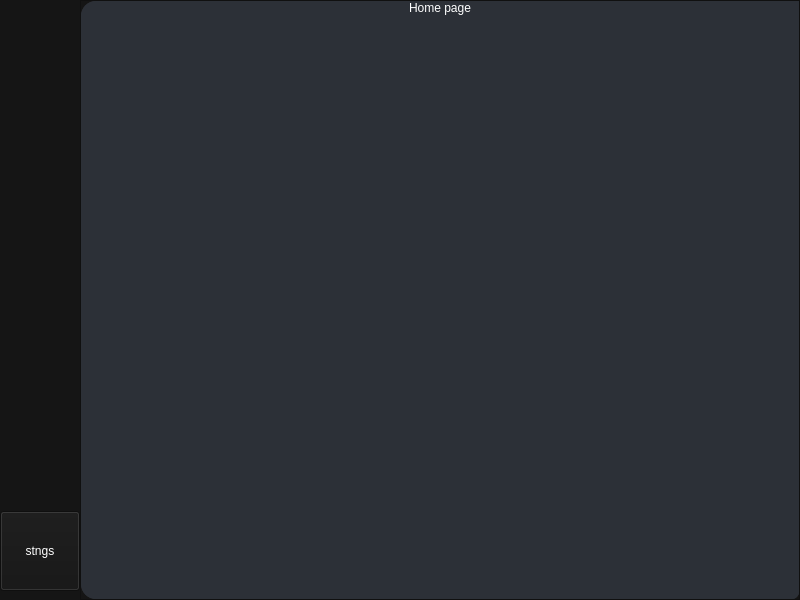
Qt form cf-mainwindow.ui (command-flow-team/command-flow) before a commit.
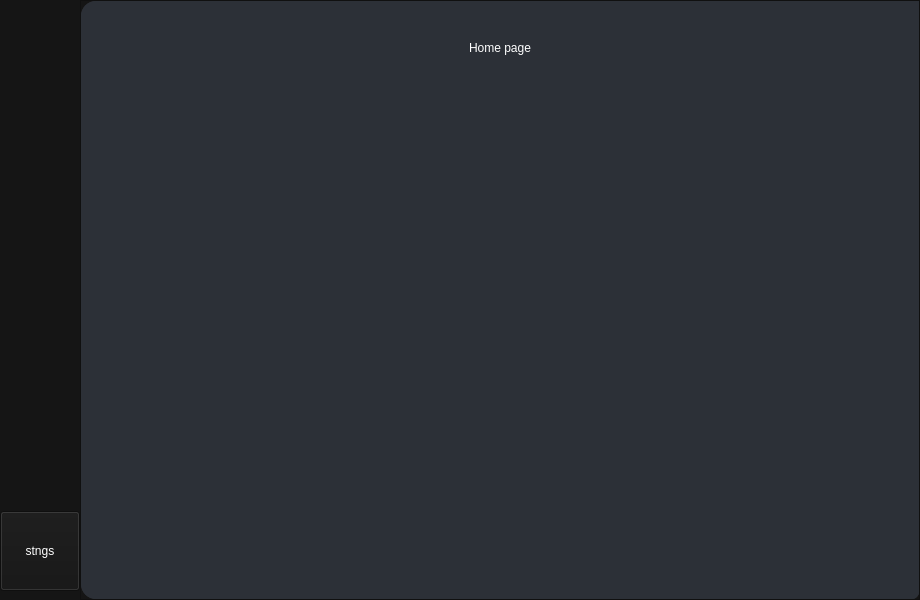
The same form after that commit. The open tabs and pages were chosen to show the change. Icons and pictures are not drawn.

Patch:
```diff
--- a/cf-mainwindow.ui
+++ b/cf-mainwindow.ui
@@ -6,13 +6,13 @@
    <rect>
     <x>0</x>
     <y>0</y>
-    <width>800</width>
+    <width>920</width>
     <height>600</height>
    </rect>
   </property>
   <property name="minimumSize">
    <size>
-    <width>800</width>
+    <width>920</width>
     <height>600</height>
    </size>
   </property>
@@ -25,6 +25,9 @@
 color: white;</string>
   </property>
   <widget class="QWidget" name="centralwidget">
+   <property name="styleSheet">
+    <string notr="true"/>
+   </property>
    <layout class="QGridLayout" name="gridLayout">
     <property name="leftMargin">
      <number>0</number>
@@ -315,13 +318,32 @@
               </property>
               <item>
                <layout class="QGridLayout" name="homePageGridLayout">
-                <item row="0" column="0" alignment="Qt::AlignHCenter|Qt::AlignTop">
+                <item row="1" column="0" alignment="Qt::AlignHCenter|Qt::AlignTop">
                  <widget class="QLabel" name="home_page_label">
+                  <property name="styleSheet">
+                   <string notr="true"/>
+                  </property>
                   <property name="text">
                    <string>Home page</string>
                   </property>
                  </widget>
                 </item>
+                <item row="0" column="0">
+                 <spacer name="verticalSpacer_2">
+                  <property name="orientation">
+                   <enum>Qt::Vertical</enum>
+                  </property>
+                  <property name="sizeType">
+                   <enum>QSizePolicy::Fixed</enum>
+                  </property>
+                  <property name="sizeHint" stdset="0">
+                   <size>
+                    <width>20</width>
+                    <height>40</height>
+                   </size>
+                  </property>
+                 </spacer>
+                </item>
                </layout>
               </item>
              </layout>
```
Left out of the diff: 15 changed lines with no effect on the pictures.
